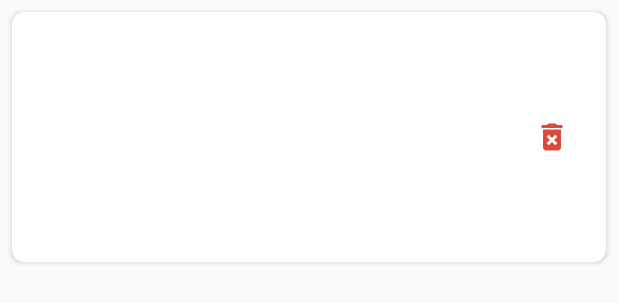
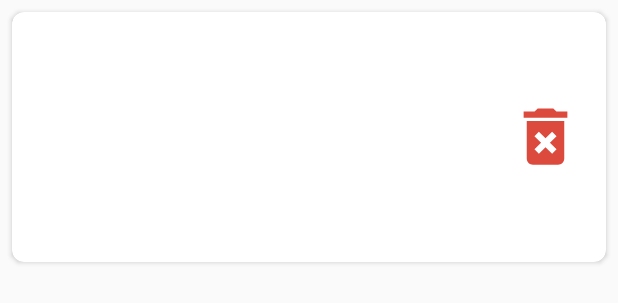
Before and after one commit to PhanTien234/LogBook3_ExerciseMobileApp, an Android app: the layout item_user_card.xml on its own in the app's theme, with its tools: preview values and no code run, on a phone screen of 412 x 824 dp. Shown: the top 303 px of the screen. Run offline under Robolectric (Android 15) with nearby library versions, the phone set to English and light mode, and no system bars.

Commit message:
fix bug successfull and add the function delete each item

```diff
--- a/app/src/main/java/com/example/logbook3/Activities/MainActivity.java
+++ b/app/src/main/java/com/example/logbook3/Activities/MainActivity.java
@@ -38,7 +38,7 @@ public class MainActivity extends AppCompatActivity {
     TextView dateOfBirth;
     private GifImageView imageView;
     private List<Integer> imageResources;
-    private int currentImageIndex = -1;
+    private int currentImageIndex = 0;
     private AppDatabase appDatabase;
     @Override
     protected void onCreate(Bundle savedInstanceState) {
--- a/app/src/main/java/com/example/logbook3/Dao/UserDao.java
+++ b/app/src/main/java/com/example/logbook3/Dao/UserDao.java
@@ -15,6 +15,7 @@ public interface UserDao {
     Long insertUser(User user);
     @Query("SELECT * FROM users ORDER BY name")
     List<User> getAllUsers();
-    @Query("SELECT * FROM users where user_id = :id")
-    User getUserDetail(long id);
+    @Delete
+    void deleteUser(User user);
+
 }
--- /dev/null
+++ b/app/src/main/res/drawable/baseline_delete_forever_24.xml
@@ -0,0 +1,5 @@
+<vector android:height="50dp" android:tint="#DC4A3D"
+    android:viewportHeight="24" android:viewportWidth="24"
+    android:width="50dp" xmlns:android="http://schemas.android.com/apk/res/android">
+    <path android:fillColor="@android:color/white" android:pathData="M6,19c0,1.1 0.9,2 2,2h8c1.1,0 2,-0.9 2,-2L18,7L6,7v12zM8.46,11.88l1.41,-1.41L12,12.59l2.12,-2.12 1.41,1.41L13.41,14l2.12,2.12 -1.41,1.41L12,15.41l-2.12,2.12 -1.41,-1.41L10.59,14l-2.13,-2.12zM15.5,4l-1,-1h-5l-1,1L5,4v2h14L19,4z"/>
+</vector>
--- a/app/src/main/res/layout/item_user_card.xml
+++ b/app/src/main/res/layout/item_user_card.xml
@@ -65,9 +65,8 @@
             android:layout_width="wrap_content"
             android:layout_height="wrap_content"
             android:background="@color/white"
-            android:layout_weight="1"
             android:clickable="true"
-            app:srcCompat="@drawable/ic_delete" />
+            app:srcCompat="@drawable/baseline_delete_forever_24" />
 
     </LinearLayout>
 </androidx.cardview.widget.CardView>
```
Also changed, not shown: app/src/main/java/com/example/logbook3/Activities/ContactAdapter.java (+14 -6 lines), app/src/main/java/com/example/logbook3/Activities/DetailsActivity.java (+15 -3 lines).
